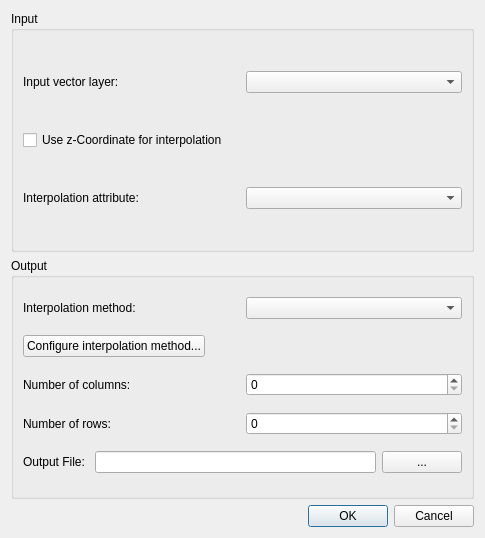
The window that src/plugins/interpolation/qgsinterpolationdialogbase.ui (kadas-albireo/kadas-albireo) describes before a commit, drawn with Qt 5.
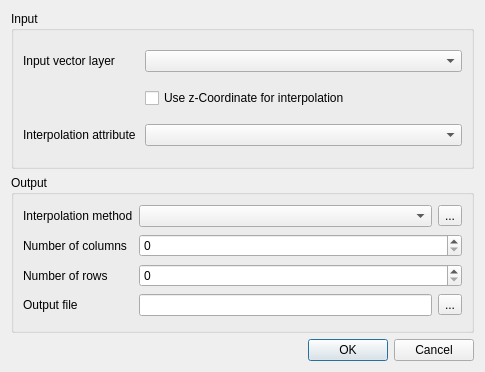
The same window after the commit. Icons and pictures are not drawn.

Commit message: Gui cleanups for interopolation plugin: use labels formatting compliant with qgis ui guide. Get rid of extra layouts. Improve layout. Use qrc file for resources. Make plugin icon consistent with requirements for docu team.

What changed in the file:
```diff
--- a/src/plugins/interpolation/qgsinterpolationdialogbase.ui
+++ b/src/plugins/interpolation/qgsinterpolationdialogbase.ui
@@ -6,7 +6,7 @@
     <x>0</x>
     <y>0</y>
     <width>485</width>
-    <height>538</height>
+    <height>372</height>
    </rect>
   </property>
   <property name="sizePolicy" >
@@ -32,20 +32,33 @@
      </property>
      <layout class="QGridLayout" >
       <item row="0" column="0" >
-       <layout class="QHBoxLayout" >
-        <item>
          <widget class="QLabel" name="mInputVectorLayerLabel" >
           <property name="text" >
-           <string>Input vector layer:</string>
-          </property>
-         </widget>
-        </item>
-        <item>
-         <widget class="QComboBox" name="mInputLayerComboBox" />
-        </item>
-       </layout>
+         <string>Input vector layer</string>
+        </property>
+        <property name="buddy" >
+         <cstring>mInputLayerComboBox</cstring>
+        </property>
+       </widget>
+      </item>
+      <item row="0" column="1" >
+       <widget class="QComboBox" name="mInputLayerComboBox" >
+        <property name="sizePolicy" >
+         <sizepolicy vsizetype="Fixed" hsizetype="MinimumExpanding" >
+          <horstretch>0</horstretch>
+          <verstretch>0</verstretch>
+         </sizepolicy>
+        </property>
+       </widget>
       </item>
       <item row="1" column="0" >
+       <widget class="QLabel" name="label" >
+        <property name="text" >
+         <string/>
+        </property>
+       </widget>
+      </item>
+      <item row="1" column="1" >
        <widget class="QCheckBox" name="mUseZCoordCheckBox" >
         <property name="text" >
          <string>Use z-Coordinate for interpolation</string>
@@ -53,18 +66,24 @@
        </widget>
       </item>
       <item row="2" column="0" >
-       <layout class="QHBoxLayout" >
-        <item>
          <widget class="QLabel" name="mInterpolationAttributeLabel" >
           <property name="text" >
-           <string>Interpolation attribute: </string>
-          </property>
-         </widget>
-        </item>
-        <item>
-         <widget class="QComboBox" name="mInterpolationAttributeComboBox" />
-        </item>
-       </layout>
+         <string>Interpolation attribute </string>
+        </property>
+        <property name="buddy" >
+         <cstring>mInterpolationAttributeComboBox</cstring>
+        </property>
+       </widget>
+      </item>
+      <item row="2" column="1" >
+       <widget class="QComboBox" name="mInterpolationAttributeComboBox" >
+        <property name="sizePolicy" >
+         <sizepolicy vsizetype="Fixed" hsizetype="MinimumExpanding" >
+          <horstretch>0</horstretch>
+          <verstretch>0</verstretch>
+         </sizepolicy>
+        </property>
+       </widget>
       </item>
      </layout>
     </widget>
@@ -81,96 +100,82 @@
       <string>Output</string>
      </property>
      <layout class="QGridLayout" >
-      <item row="0" column="0" colspan="2" >
-       <layout class="QHBoxLayout" >
-        <item>
+      <item row="0" column="0" >
          <widget class="QLabel" name="mInterpolationLabel" >
           <property name="text" >
-           <string>Interpolation method:</string>
+         <string>Interpolation method</string>
+        </property>
+        <property name="buddy" >
+         <cstring>mInterpolationMethodComboBox</cstring>
           </property>
          </widget>
         </item>
-        <item>
+      <item row="0" column="1" >
          <widget class="QComboBox" name="mInterpolationMethodComboBox" />
         </item>
-       </layout>
-      </item>
-      <item row="1" column="0" >
-       <widget class="QPushButton" name="mConfigureInterpolationButton" >
+      <item row="0" column="2" >
+       <widget class="QToolButton" name="mConfigureInterpolationButton" >
         <property name="text" >
-         <string>Configure interpolation method...</string>
+         <string>...</string>
+        </property>
+        <property name="icon" >
+         <iconset resource="interpolator.qrc" >:/interpolator/options.png</iconset>
         </property>
        </widget>
       </item>
-      <item row="1" column="1" >
-       <spacer>
-        <property name="orientation" >
-         <enum>Qt::Horizontal</enum>
-        </property>
-        <property name="sizeHint" stdset="0" >
-         <size>
-          <width>51</width>
-          <height>20</height>
-         </size>
-        </property>
-       </spacer>
-      </item>
-      <item row="2" column="0" colspan="2" >
-       <layout class="QHBoxLayout" >
-        <item>
+      <item row="1" column="0" >
          <widget class="QLabel" name="mNumberOfColumnsLabel" >
           <property name="text" >
-           <string>Number of columns:</string>
+         <string>Number of columns</string>
+        </property>
+        <property name="buddy" >
+         <cstring>mNumberOfColumnsSpinBox</cstring>
           </property>
          </widget>
         </item>
-        <item>
+      <item row="1" column="1" colspan="2" >
          <widget class="QSpinBox" name="mNumberOfColumnsSpinBox" >
           <property name="maximum" >
            <number>10000000</number>
           </property>
          </widget>
         </item>
-       </layout>
-      </item>
-      <item row="3" column="0" colspan="2" >
-       <layout class="QHBoxLayout" >
-        <item>
+      <item row="2" column="0" >
          <widget class="QLabel" name="mNumberOfRowsLabel" >
           <property name="text" >
-           <string>Number of rows:</string>
+         <string>Number of rows</string>
+        </property>
+        <property name="buddy" >
+         <cstring>mNumberOfRowsSpinBox</cstring>
           </property>
          </widget>
         </item>
-        <item>
+      <item row="2" column="1" colspan="2" >
          <widget class="QSpinBox" name="mNumberOfRowsSpinBox" >
           <property name="maximum" >
            <number>10000000</number>
           </property>
          </widget>
         </item>
-       </layout>
-      </item>
-      <item row="4" column="0" colspan="2" >
-       <layout class="QHBoxLayout" >
-        <item>
+      <item row="3" column="0" >
          <widget class="QLabel" name="mOutputFileLabel" >
           <property name="text" >
-           <string>Output File: </string>
+         <string>Output file </string>
+        </property>
+        <property name="buddy" >
+         <cstring>mOutputFileLineEdit</cstring>
           </property>
          </widget>
         </item>
-        <item>
+      <item row="3" column="1" >
          <widget class="QLineEdit" name="mOutputFileLineEdit" />
         </item>
-        <item>
-         <widget class="QPushButton" name="mOutputFileButton" >
+      <item row="3" column="2" >
+       <widget class="QToolButton" name="mOutputFileButton" >
           <property name="text" >
            <string>...</string>
           </property>
          </widget>
-        </item>
-       </layout>
       </item>
      </layout>
     </widget>
@@ -181,7 +186,7 @@
       <enum>Qt::Horizontal</enum>
      </property>
      <property name="standardButtons" >
-      <set>QDialogButtonBox::Cancel|QDialogButtonBox::Ok</set>
+      <set>QDialogButtonBox::Cancel|QDialogButtonBox::NoButton|QDialogButtonBox::Ok</set>
      </property>
     </widget>
    </item>
```
Left out of the diff: 26 changed lines with no effect on the pictures. Lines whose indentation alone changed are shown as unchanged. The commit also changes 6 other files.
